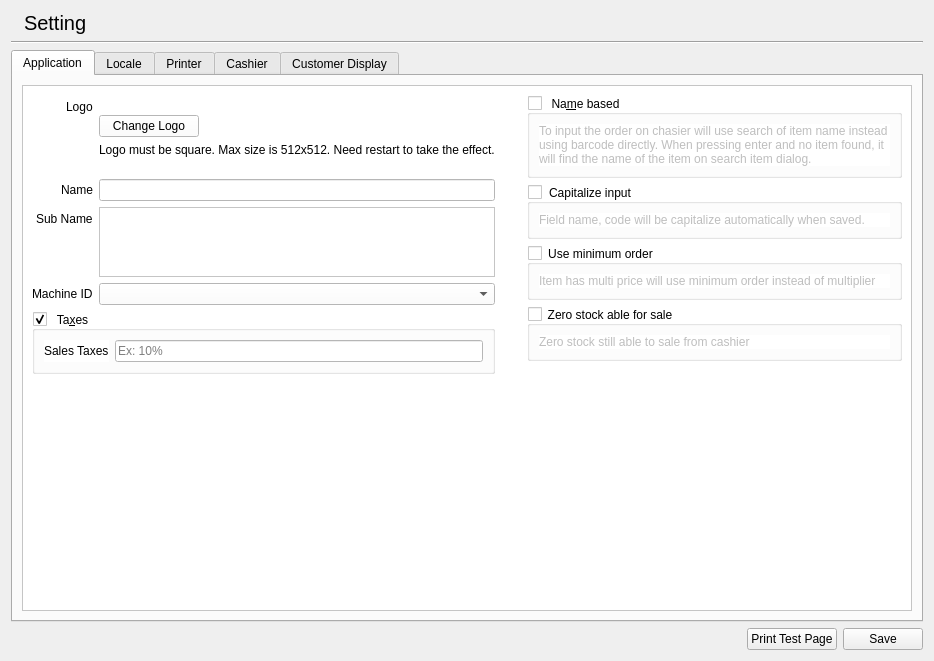
Before: the Qt Designer form libgui/setting/settingwidget.ui in apinprastya/sultan, drawn with Qt 5.
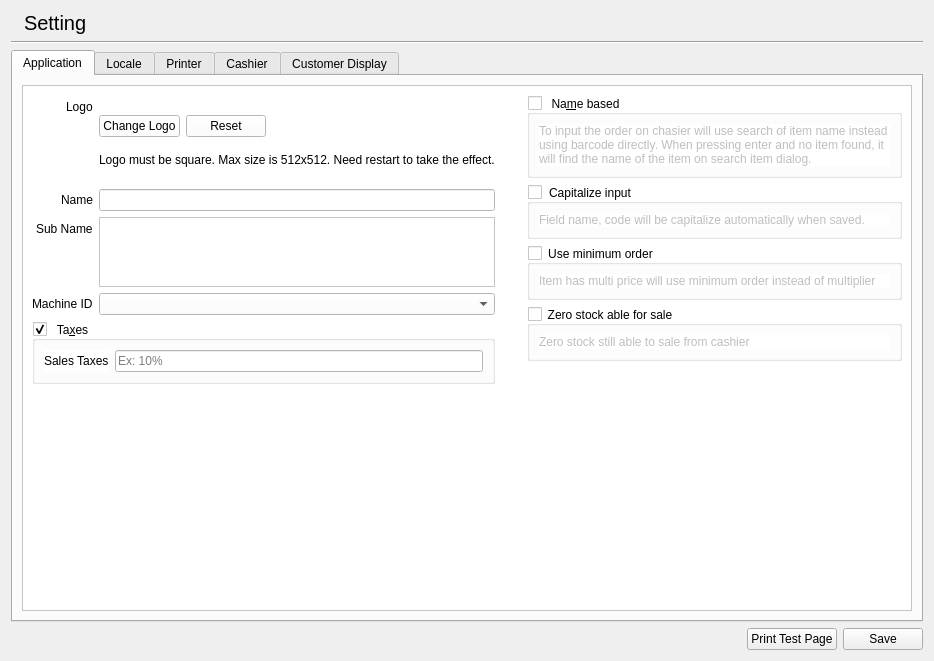
After: the same form once the commit is applied. Icons and pictures are not drawn.

Commit message: add reset logo to default

```diff
--- a/libgui/setting/settingwidget.ui
+++ b/libgui/setting/settingwidget.ui
@@ -169,6 +169,11 @@
                     </widget>
                    </item>
                    <item>
+                    <layout class="QHBoxLayout" name="horizontalLayout_9">
+                     <property name="bottomMargin">
+                      <number>10</number>
+                     </property>
+                     <item>
                     <widget class="QPushButton" name="pushLogo">
                      <property name="maximumSize">
                       <size>
@@ -180,6 +185,28 @@
                       <string>Change Logo</string>
                      </property>
                     </widget>
+                     </item>
+                     <item>
+                      <widget class="QPushButton" name="pushResetLogo">
+                       <property name="text">
+                        <string>Reset</string>
+                       </property>
+                      </widget>
+                     </item>
+                     <item>
+                      <spacer name="horizontalSpacer_4">
+                       <property name="orientation">
+                        <enum>Qt::Horizontal</enum>
+                       </property>
+                       <property name="sizeHint" stdset="0">
+                        <size>
+                         <width>40</width>
+                         <height>20</height>
+                        </size>
+                       </property>
+                      </spacer>
+                     </item>
+                    </layout>
                    </item>
                    <item>
                     <widget class="QLabel" name="label_46">
```
Lines whose indentation alone changed are shown as unchanged. The commit also changes 2 other files.
